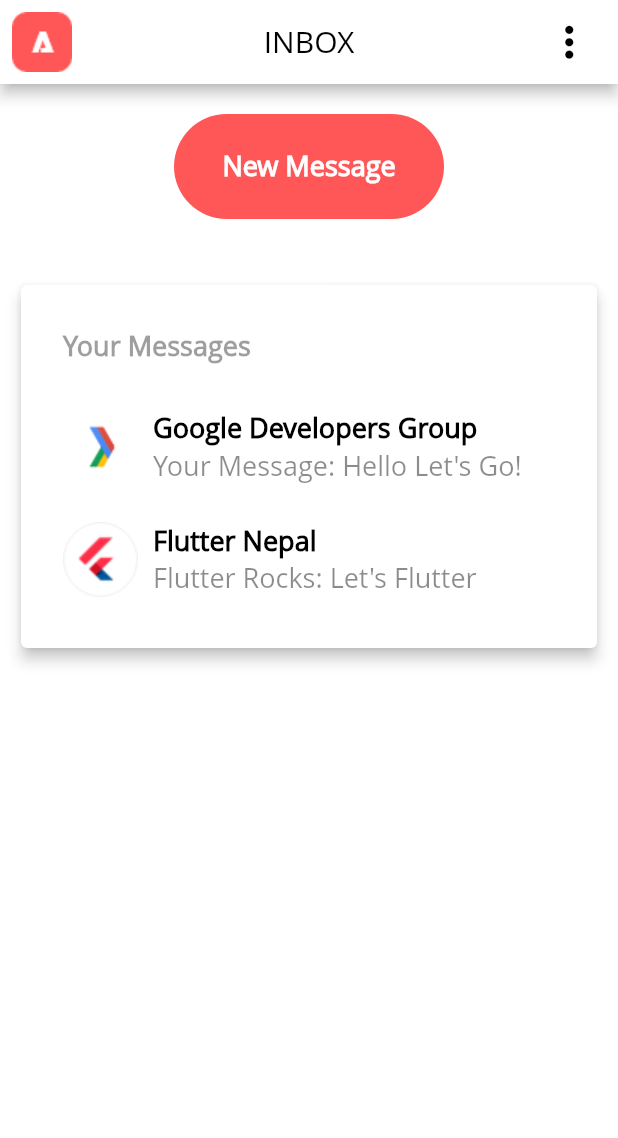
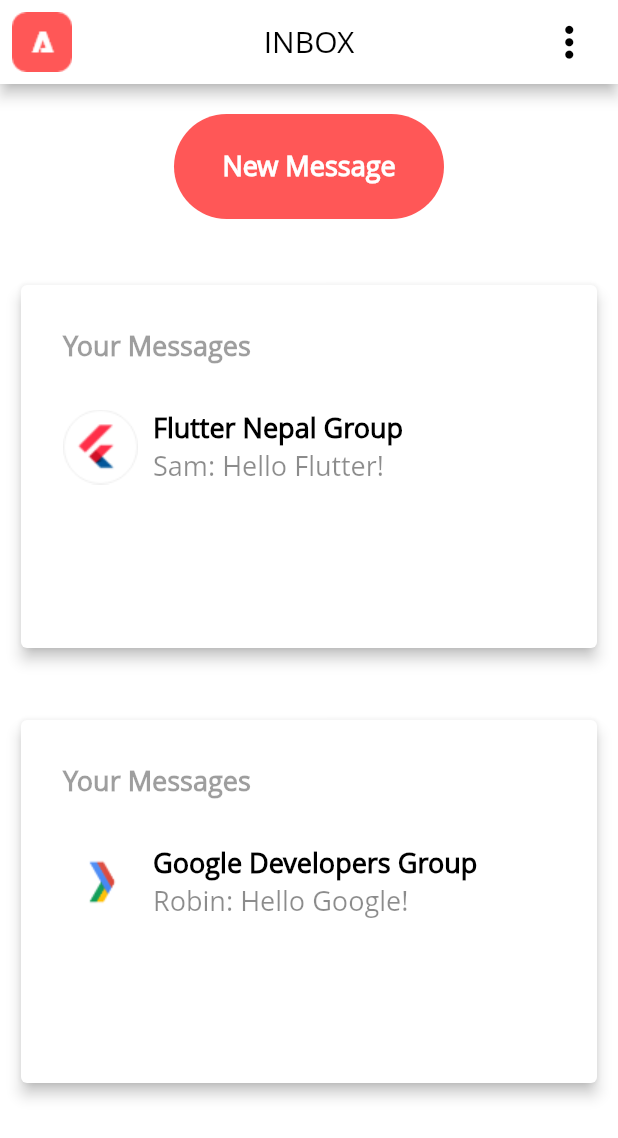
Before and after one commit to umuieme/FlutterKathFest, a Flutter app: the Inbox screen opened directly, on a phone screen of 412 x 824 dp. Shown: the top 1138 px of the screen. Run offline on Flutter 3.47's test engine with Material 2 defaults, Android fonts, the phone set to English and light mode, and no system bars.

Commit message:
modification#1.2

```diff
--- a/lib/main.dart
+++ b/lib/main.dart
@@ -45,7 +45,7 @@ class _FlutterNepalState extends State<FlutterNepal>
   @override
   Widget build(BuildContext context) {
     return Scaffold(
-       //list[_currentIndex],
+       //body: list[_currentIndex],
         body:
           TabBarView(
         children: _tabList,
--- a/lib/pages/inbox.dart
+++ b/lib/pages/inbox.dart
@@ -1,5 +1,5 @@
 import 'package:flutter/material.dart';
-import 'search.dart';
+import './messagecard.dart';
 
 class Inbox extends StatefulWidget {
   final String title;
@@ -16,7 +16,6 @@ class _InboxState extends State<Inbox> {
       backgroundColor: Colors.white,
       appBar: AppBar(
         backgroundColor: Colors.white,
-
         leading: Image.asset('assets/images/icon.png'),
         actions: <Widget>[
           Padding(
@@ -28,18 +27,18 @@ class _InboxState extends State<Inbox> {
             ),
           ),
         ],
-
         title: Text(
           "INBOX",
           style: TextStyle(fontFamily: 'OpenSans', color: Colors.black),
         ),
         centerTitle: true,
       ),
-      body: Column(
+      body: ListView(
         children: <Widget>[
           Padding(
             padding: const EdgeInsets.symmetric(vertical: 20.0),
             child: Center(
+              //BUTTON BEGINS:
               child: InkWell(
                 onTap: () {},
                 child: Container(
@@ -62,96 +61,17 @@ class _InboxState extends State<Inbox> {
               ),
             ),
           ),
-          Container(
-            height: 290.0,
-            child: Padding(
-              padding:
-                  const EdgeInsets.symmetric(horizontal: 10.0, vertical: 20.0),
-              child: Card(
-                elevation: 4.0,
-                child: Padding(
-                  padding: const EdgeInsets.all(28.0),
-                  child: Column(
-                    crossAxisAlignment: CrossAxisAlignment.start,
-                    children: <Widget>[
-                      Text(
-                        "Your Messages",
-                        style: TextStyle(
-                          fontFamily: 'OpenSans',
-                          fontSize: 18.0,
-                          color: Colors.black38,
-                          fontWeight: FontWeight.bold,
-                        ),
-                      ),
-                      SizedBox(
-                        height: 30.0,
-                      ),
-                      Row(
-                        children: <Widget>[
-                          Image.asset('assets/images/gdg.png'),
-                          SizedBox(
-                            width: 10.0,
-                          ),
-                          Column(
-                            crossAxisAlignment: CrossAxisAlignment.start,
-                            children: <Widget>[
-                              Text(
-                                "Google Developers Group",
-                                style: TextStyle(
-                                    fontSize: 18.0,
-                                    color: Colors.black,
-                                    fontWeight: FontWeight.bold,
-                                    fontFamily: 'OpenSans'),
-                              ),
-                              Text(
-                                "Your Message: Hello Let's Go!",
-                                style: TextStyle(
-                                    fontSize: 18.0,
-                                    color: Colors.black45,
-                                    fontWeight: FontWeight.normal,
-                                    fontFamily: 'OpenSans'),
-                              )
-                            ],
-                          )
-                        ],
-                      ),
-                      SizedBox(
-                        height: 25.0,
-                      ),
-                      Row(
-                        children: <Widget>[
-                          Image.asset('assets/images/flutter.png'),
-                          SizedBox(
-                            width: 10.0,
-                          ),
-                          Column(
-                            crossAxisAlignment: CrossAxisAlignment.start,
-                            children: <Widget>[
-                              Text(
-                                "Flutter Nepal",
-                                style: TextStyle(
-                                    fontSize: 18.0,
-                                    color: Colors.black,
-                                    fontWeight: FontWeight.bold,
-                                    fontFamily: 'OpenSans'),
-                              ),
-                              Text(
-                                "Flutter Rocks: Let's Flutter",
-                                style: TextStyle(
-                                    fontSize: 18.0,
-                                    color: Colors.black45,
-                                    fontWeight: FontWeight.normal,
-                                    fontFamily: 'OpenSans'),
-                              )
-                            ],
-                          )
-                        ],
-                      ),
-                    ],
-                  ),
-                ),
-              ),
-            ),
+          MessageCard(
+            title: "Your Messages",
+            logoPath: 'assets/images/flutter.png',
+            message: "Sam: Hello Flutter!",
+            senderName: "Flutter Nepal Group",
+          ),
+          MessageCard(
+            title: "Your Messages",
+            logoPath: 'assets/images/gdg.png',
+            message: "Robin: Hello Google!",
+            senderName: "Google Developers Group",
           ),
         ],
       ),
--- /dev/null
+++ b/lib/pages/messagecard.dart
@@ -0,0 +1,109 @@
+import 'package:flutter/material.dart';
+
+class MessageCard extends StatelessWidget {
+  final String title;
+  final String logoPath;
+  final String senderName;
+  final String message;
+
+  MessageCard({this.title, this.logoPath, this.senderName, this.message});
+
+  @override
+  Widget build(BuildContext context) {
+    return Column(
+      children: <Widget>[
+        Container(
+          height: 290.0,
+          child: Padding(
+            padding:
+                const EdgeInsets.symmetric(horizontal: 10.0, vertical: 20.0),
+            child: Card(
+              elevation: 4.0,
+              child: Padding(
+                padding: const EdgeInsets.all(28.0),
+                child: Column(
+                  crossAxisAlignment: CrossAxisAlignment.start,
+                  children: <Widget>[
+                    Text(
+                      title,
+                      style: TextStyle(
+                        fontFamily: 'OpenSans',
+                        fontSize: 18.0,
+                        color: Colors.black38,
+                        fontWeight: FontWeight.bold,
+                      ),
+                    ),
+                    SizedBox(
+                      height: 30.0,
+                    ),
+                    Row(
+                      children: <Widget>[
+                        Image.asset(logoPath),
+                        SizedBox(
+                          width: 10.0,
+                        ),
+                        Column(
+                          crossAxisAlignment: CrossAxisAlignment.start,
+                          children: <Widget>[
+                            Text(
+                              senderName,
+                              style: TextStyle(
+                                  fontSize: 18.0,
+                                  color: Colors.black,
+                                  fontWeight: FontWeight.bold,
+                                  fontFamily: 'OpenSans'),
+                            ),
+                            Text(
+                              message,
+                              style: TextStyle(
+                                  fontSize: 18.0,
+                                  color: Colors.black45,
+                                  fontWeight: FontWeight.normal,
+                                  fontFamily: 'OpenSans'),
+                            )
+                          ],
+                        )
+                      ],
+                    ),
+                    // SizedBox(
+                    //   height: 25.0,
+                    // ),
+                    // Row(
+                    //   children: <Widget>[
+                    //     Image.asset(logoPath),
+                    //     SizedBox(
+                    //       width: 10.0,
+                    //     ),
+                    //     Column(
+                    //       crossAxisAlignment: CrossAxisAlignment.start,
+                    //       children: <Widget>[
+                    //         Text(
+                    //           "Flutter Nepal",
+                    //           style: TextStyle(
+                    //               fontSize: 18.0,
+                    //               color: Colors.black,
+                    //               fontWeight: FontWeight.bold,
+                    //               fontFamily: 'OpenSans'),
+                    //         ),
+                    //         Text(
+                    //           "Flutter Rocks: Let's Flutter",
+                    //           style: TextStyle(
+                    //               fontSize: 18.0,
+                    //               color: Colors.black45,
+                    //               fontWeight: FontWeight.normal,
+                    //               fontFamily: 'OpenSans'),
+                    //         )
+                    //       ],
+                    //     )
+                    //   ],
+                    // ),
+                  ],
+                ),
+              ),
+            ),
+          ),
+        ),
+      ],
+    );
+  }
+}
```
